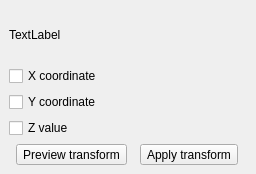
The window that src/ui/mesh/qgsmeshtransformcoordinatesdockwidgetbase.ui (qgis/QGIS) describes before a commit, drawn with Qt 5.
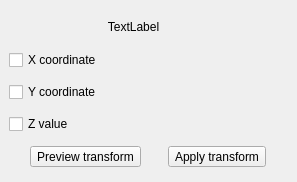
The same window after the commit. Icons and pictures are not drawn. Custom widgets are drawn as their Qt base class.

```diff
--- a/src/ui/mesh/qgsmeshtransformcoordinatesdockwidgetbase.ui
+++ b/src/ui/mesh/qgsmeshtransformcoordinatesdockwidgetbase.ui
@@ -6,8 +6,8 @@
    <rect>
     <x>0</x>
     <y>0</y>
-    <width>256</width>
-    <height>174</height>
+    <width>297</width>
+    <height>182</height>
    </rect>
   </property>
   <property name="floating">
@@ -18,37 +18,24 @@
   </property>
   <widget class="QWidget" name="dockWidgetContents">
    <layout class="QGridLayout" name="gridLayout">
-    <item row="3" column="1">
+    <item row="4" column="1">
      <widget class="QgsExpressionLineEdit" name="mExpressionEditZ" native="true"/>
     </item>
-    <item row="2" column="1">
-     <widget class="QgsExpressionLineEdit" name="mExpressionEditY" native="true"/>
-    </item>
     <item row="2" column="0">
-     <widget class="QCheckBox" name="mCheckBoxY">
-      <property name="text">
-       <string>Y coordinate</string>
-      </property>
-     </widget>
-    </item>
-    <item row="1" column="0">
      <widget class="QCheckBox" name="mCheckBoxX">
       <property name="text">
        <string>X coordinate</string>
       </property>
      </widget>
     </item>
-    <item row="1" column="1">
-     <widget class="QgsExpressionLineEdit" name="mExpressionEditX" native="true"/>
-    </item>
     <item row="3" column="0">
-     <widget class="QCheckBox" name="mCheckBoxZ">
+     <widget class="QCheckBox" name="mCheckBoxY">
       <property name="text">
-       <string>Z value</string>
+       <string>Y coordinate</string>
       </property>
      </widget>
     </item>
-    <item row="4" column="0" colspan="2">
+    <item row="5" column="0" colspan="2">
      <layout class="QHBoxLayout" name="horizontalLayout">
       <property name="sizeConstraint">
        <enum>QLayout::SetDefaultConstraint</enum>
@@ -69,25 +56,87 @@
       </item>
      </layout>
     </item>
-    <item row="0" column="0" colspan="2">
-     <widget class="QLabel" name="mLabelInformation">
-      <property name="sizePolicy">
-       <sizepolicy hsizetype="Preferred" vsizetype="Minimum">
-        <horstretch>0</horstretch>
-        <verstretch>0</verstretch>
-       </sizepolicy>
-      </property>
+    <item row="2" column="1">
+     <widget class="QgsExpressionLineEdit" name="mExpressionEditX" native="true"/>
+    </item>
+    <item row="3" column="1">
+     <widget class="QgsExpressionLineEdit" name="mExpressionEditY" native="true"/>
+    </item>
+    <item row="4" column="0">
+     <widget class="QCheckBox" name="mCheckBoxZ">
       <property name="text">
-       <string>TextLabel</string>
-      </property>
-      <property name="alignment">
-       <set>Qt::AlignLeading|Qt::AlignLeft|Qt::AlignVCenter</set>
-      </property>
-      <property name="wordWrap">
-       <bool>true</bool>
+       <string>Z value</string>
       </property>
      </widget>
     </item>
+    <item row="1" column="0" colspan="2">
+     <layout class="QHBoxLayout" name="horizontalLayout_2" stretch="1,0,0">
+      <property name="spacing">
+       <number>6</number>
+      </property>
+      <property name="topMargin">
+       <number>0</number>
+      </property>
+      <item>
+       <widget class="QLabel" name="mLabelInformation">
+        <property name="sizePolicy">
+         <sizepolicy hsizetype="MinimumExpanding" vsizetype="Minimum">
+          <horstretch>0</horstretch>
+          <verstretch>0</verstretch>
+         </sizepolicy>
+        </property>
+        <property name="text">
+         <string>TextLabel</string>
+        </property>
+        <property name="alignment">
+         <set>Qt::AlignCenter</set>
+        </property>
+        <property name="wordWrap">
+         <bool>true</bool>
+        </property>
+       </widget>
+      </item>
+      <item>
+       <spacer name="horizontalSpacer">
+        <property name="orientation">
+         <enum>Qt::Horizontal</enum>
+        </property>
+        <property name="sizeHint" stdset="0">
+         <size>
+          <width>0</width>
+          <height>20</height>
+         </size>
+        </property>
+       </spacer>
+      </item>
+      <item>
+       <widget class="QToolButton" name="mButtonImport">
+        <property name="toolTip">
+         <string>Import coordinates of the selected vertex</string>
+        </property>
+        <property name="text">
+         <string/>
+        </property>
+        <property name="icon">
+         <iconset resource="../../../images/images.qrc">
+          <normaloff>:/images/themes/default/mIconVertexCoordinates.svg</normaloff>:/images/themes/default/mIconVertexCoordinates.svg</iconset>
+        </property>
+        <property name="iconSize">
+         <size>
+          <width>16</width>
+          <height>16</height>
+         </size>
+        </property>
+        <property name="checkable">
+         <bool>true</bool>
+        </property>
+        <property name="autoRaise">
+         <bool>true</bool>
+        </property>
+       </widget>
+      </item>
+     </layout>
+    </item>
    </layout>
   </widget>
  </widget>
```
Left out of the diff: 12 changed lines with no effect on the pictures.
